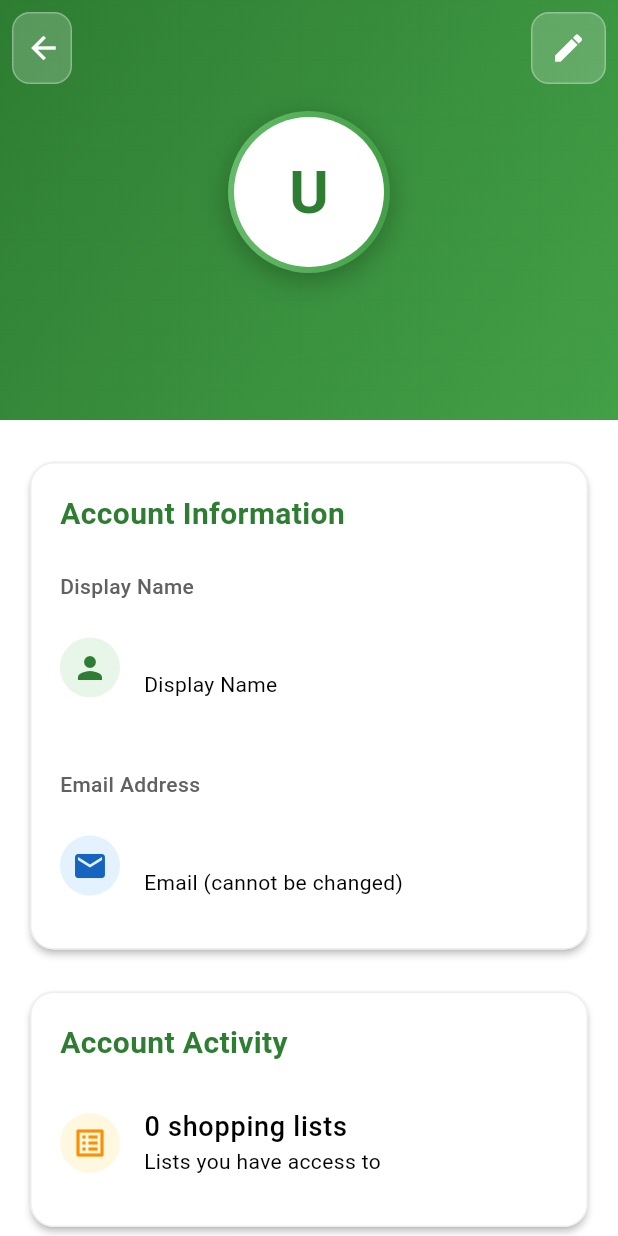
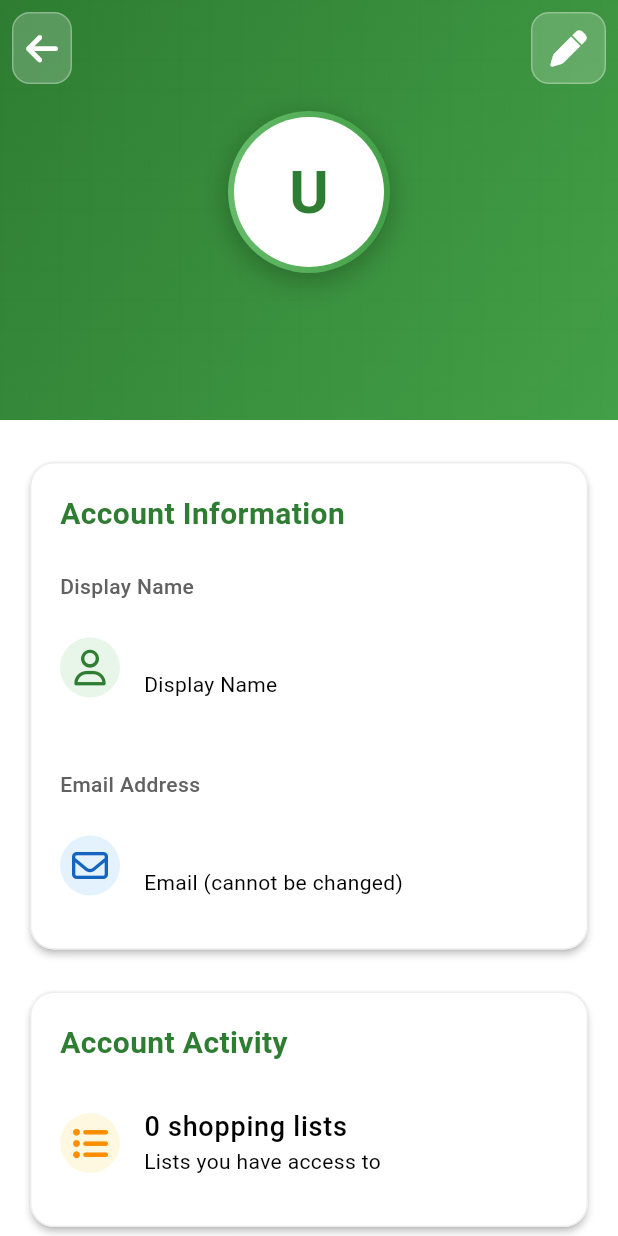
Before and after one commit to aadishsamir123/asdev-shopsync, a Flutter app: the ProfileScreen screen opened by its route, on a phone screen of 412 x 824 dp. Run offline on Flutter 3.47's test engine with Material 3 defaults, Android fonts, the phone set to English and light mode, and no system bars; our stand-ins replace cloud_firestore, firebase_auth, firebase_core, font_awesome_flutter, package_info_plus, share_plus and 2 more; missing offline and left inert: dart:js_interop, in_app_update; accounts and stored records are empty.

Commit message:
chore: Replaced material icons with FontAwesome icons in the profile screen

```diff
--- a/lib/screens/profile.dart
+++ b/lib/screens/profile.dart
@@ -2,6 +2,7 @@ import 'package:flutter/material.dart';
 import 'package:flutter/services.dart';
 import 'package:firebase_auth/firebase_auth.dart';
 import 'package:cloud_firestore/cloud_firestore.dart';
+import 'package:font_awesome_flutter/font_awesome_flutter.dart';
 import '/screens/sign_out.dart';
 import '/widgets/loading_spinner.dart';
 
@@ -192,7 +193,7 @@ class _ProfileScreenState extends State<ProfileScreen> {
                         ),
                         child: IconButton(
                           icon:
-                              const Icon(Icons.arrow_back, color: Colors.white),
+                              const FaIcon(FontAwesomeIcons.arrowLeft, color: Colors.white),
                           onPressed: () => Navigator.pop(context),
                           tooltip: 'Go Back',
                         ),
@@ -320,7 +321,7 @@ class _ProfileScreenState extends State<ProfileScreen> {
                         ),
                       ),
                       child: IconButton(
-                        icon: const Icon(Icons.edit, color: Colors.white),
+                        icon: const FaIcon(FontAwesomeIcons.pen, color: Colors.white),
                         onPressed: () => setState(() => _isEditing = true),
                         tooltip: 'Edit Profile',
                       ),
@@ -349,7 +350,7 @@ class _ProfileScreenState extends State<ProfileScreen> {
                         ),
                         child: Row(
                           children: [
-                            Icon(Icons.error_outline,
+                            FaIcon(FontAwesomeIcons.squareXmark,
                                 color:
                                     isDark ? Colors.red[300] : Colors.red[700]),
                             const SizedBox(width: 12),
@@ -411,7 +412,7 @@ class _ProfileScreenState extends State<ProfileScreen> {
                                       controller: _nameController,
                                       decoration: InputDecoration(
                                         hintText: 'Enter your name',
-                                        suffixIcon: Icon(Icons.person,
+                                        suffixIcon: Icon(FontAwesomeIcons.user,
                                             color: isDark
                                                 ? Colors.white70
                                                 : Colors.green[800]),
@@ -430,7 +431,7 @@ class _ProfileScreenState extends State<ProfileScreen> {
                                         backgroundColor: isDark
                                             ? Colors.green[900]
                                             : Colors.green[50],
-                                        child: Icon(Icons.person,
+                                        child: FaIcon(FontAwesomeIcons.user,
                                             color: isDark
                                                 ? Colors.green[200]
                                                 : Colors.green[800]),
@@ -468,7 +469,7 @@ class _ProfileScreenState extends State<ProfileScreen> {
                                   backgroundColor: isDark
                                       ? Colors.blue[900]
                                       : Colors.blue[50],
-                                  child: Icon(Icons.email,
+                                  child: FaIcon(FontAwesomeIcons.envelope,
                                       color: isDark
                                           ? Colors.blue[200]
                                           : Colors.blue[800]),
@@ -536,7 +537,7 @@ class _ProfileScreenState extends State<ProfileScreen> {
                                     backgroundColor: isDark
                                         ? Colors.amber[900]
                                         : Colors.amber[50],
-                                    child: Icon(Icons.list_alt,
+                                    child: FaIcon(FontAwesomeIcons.listUl,
                                         color: isDark
                                             ? Colors.amber[200]
                                             : Colors.amber[800]),
@@ -633,7 +634,7 @@ class _ProfileScreenState extends State<ProfileScreen> {
                             borderRadius: BorderRadius.circular(12),
                           ),
                         ),
-                        icon: const Icon(Icons.logout),
+                        icon: const FaIcon(FontAwesomeIcons.rightFromBracket),
                         label: const Text('Sign Out'),
                       ),
                     ),
```
